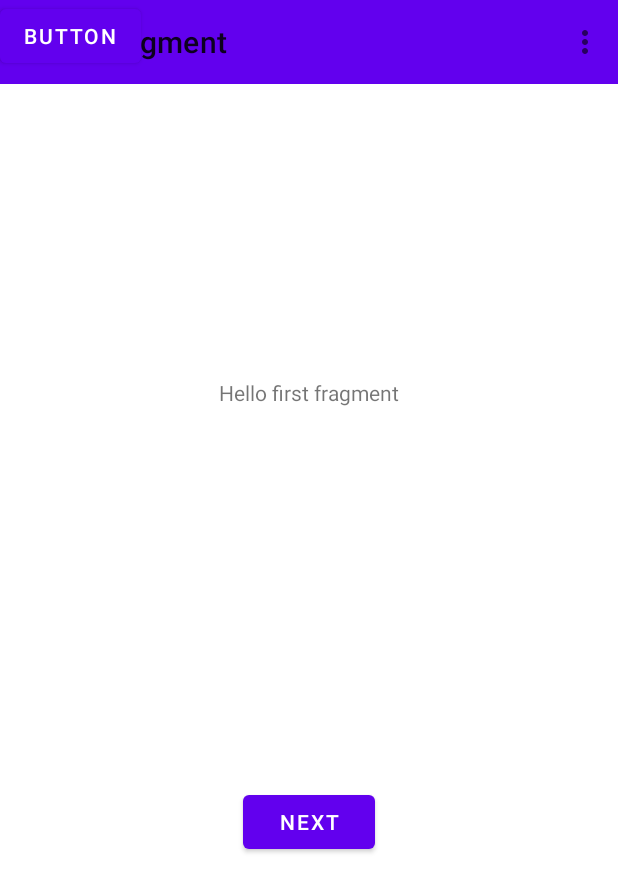
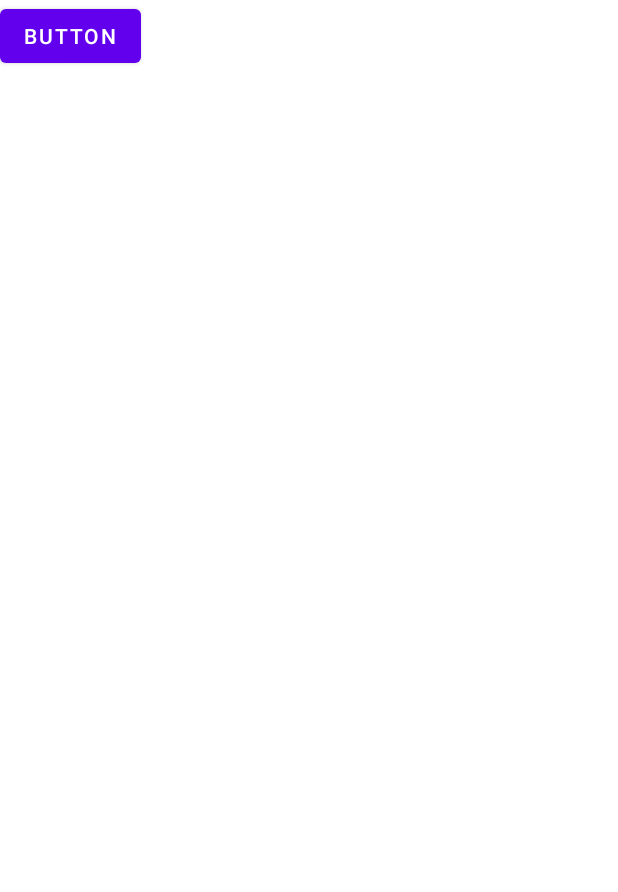
Before and after one commit to aladine27/projet_fin_etude_AndroidMapbox, an Android app: the screen it shows after launch (MainActivity), on a phone screen of 412 x 824 dp. Shown: the top 892 px of the screen. Run offline under Robolectric (Android 15) with nearby library versions, the phone set to English and light mode, and no system bars; our stand-ins replace navigation-ui; libraries missing offline, so code that uses them is left out: com.mapbox.mapboxsdk; plain views replace MapView; 4 statements that could not run were skipped.

```diff
--- a/app/src/main/AndroidManifest.xml
+++ b/app/src/main/AndroidManifest.xml
@@ -1,9 +1,7 @@
 <?xml version="1.0" encoding="utf-8"?>
 <manifest xmlns:android="http://schemas.android.com/apk/res/android"
     package="com.example.pfemaps">
-    <uses-permission android:name="android.permission.ACCESS_FINE_LOCATION" />
     <uses-permission android:name="android.permission. ACCESS_COARSE_LOCATION" />
-
     <uses-permission android:name="android.permission.ACCESS_BACKGROUND_LOCATION" />
     <uses-permission android:name="android.permission.INTERNET" />
     <application
--- a/app/src/main/java/com/example/pfemaps/Api.java
+++ b/app/src/main/java/com/example/pfemaps/Api.java
@@ -6,7 +6,7 @@ import retrofit2.Call;
 import retrofit2.http.GET;
 
 public interface Api {
-    public static final String BASE_URL = "http://192.168.1.106:8000/api/";
+    public static final String BASE_URL = "http://192.168.1.105:8000/api/";
     @GET("datamap")
     Call<List<Results>> getsuperHeroes();
 }
--- a/app/src/main/java/com/example/pfemaps/FirstFragment.java
+++ b/app/src/main/java/com/example/pfemaps/FirstFragment.java
@@ -12,7 +12,7 @@ import androidx.navigation.fragment.NavHostFragment;
 import com.example.pfemaps.databinding.FragmentFirstBinding;
 
 public class FirstFragment extends Fragment {
-
+/*
     private FragmentFirstBinding binding;
 
     @Override
@@ -26,23 +26,10 @@ public class FirstFragment extends Fragment {
 
     }
 
-    public void onViewCreated(@NonNull View view, Bundle savedInstanceState) {
-        super.onViewCreated(view, savedInstanceState);
-
-        binding.buttonFirst.setOnClickListener(new View.OnClickListener() {
-            @Override
-            public void onClick(View view) {
-
-                NavHostFragment.findNavController(FirstFragment.this)
-                        .navigate(R.id.action_FirstFragment_to_SecondFragment);
-            }
-        });
-    }
-
     @Override
     public void onDestroyView() {
         super.onDestroyView();
         binding = null;
-    }
+    }*/
 
 }
--- a/app/src/main/java/com/example/pfemaps/MainActivity.java
+++ b/app/src/main/java/com/example/pfemaps/MainActivity.java
@@ -5,6 +5,7 @@ import static android.widget.Toast.LENGTH_SHORT;
 
 import android.Manifest;
 import android.content.pm.PackageManager;
+import android.graphics.drawable.Icon;
 import android.location.Address;
 import android.location.Geocoder;
 import android.location.Location;
@@ -74,7 +75,6 @@ public class MainActivity extends AppCompatActivity {
     protected  void onCreate(Bundle savedInstanceState) {
 
         super.onCreate(savedInstanceState);
-        bt_location = findViewById(R.id.bt_location);
 
 
         //initialize fusedLocationProviderClient
@@ -101,7 +101,6 @@ public class MainActivity extends AppCompatActivity {
                         getSuperHeroes(mapboxMap);
 
 
-
                     mapboxMap.setStyle(Style.MAPBOX_STREETS, new Style.OnStyleLoaded() {
 
                         @Override
@@ -116,28 +115,19 @@ public class MainActivity extends AppCompatActivity {
         }
 
 
-        setSupportActionBar(binding.toolbar);
-
-        NavController navController = Navigation.findNavController(this, R.id.nav_host_fragment_content_main);
-        appBarConfiguration = new AppBarConfiguration.Builder(navController.getGraph()).build();
-        NavigationUI.setupActionBarWithNavController(this, navController, appBarConfiguration);
-
-       /* bt_location.setOnClickListener(new View.OnClickListener() {
-            @Override
-            public void onClick(View view) {
-
-            }
-        });*/
     }
 
     private void getSuperHeroes(MapboxMap mapboxMap) {
+         getLocation(mapboxMap);
         Call<List<Results>> call = RetrofitClient.getInstance().getMyApi().getsuperHeroes();
 
         call.enqueue(new Callback<List<Results>>() {
+
             @Override
             public void onResponse(Call<List<Results>> call, Response<List<Results>> response) {
                 List<Results> myheroList = response.body();
                 String[] oneHeroes = new String[myheroList.size()];
+
 
 
 
@@ -168,6 +158,9 @@ public class MainActivity extends AppCompatActivity {
 
 
     private void getLocation(MapboxMap mapboxMap) {
+        Toast.makeText(getApplicationContext(),"ddsd:0", Toast.LENGTH_LONG).show();
+
+
         if (ActivityCompat.checkSelfPermission(this, Manifest.permission.ACCESS_FINE_LOCATION) != PackageManager.PERMISSION_GRANTED && ActivityCompat.checkSelfPermission(this, Manifest.permission.ACCESS_COARSE_LOCATION) != PackageManager.PERMISSION_GRANTED) {
             // TODO: Consider calling
             //    ActivityCompat#requestPermissions
@@ -176,6 +169,9 @@ public class MainActivity extends AppCompatActivity {
             //                                          int[] grantResults)
             // to handle the case where the user grants the permission. See the documentation
             // for ActivityCompat#requestPermissions for more details.
+            //When permission denied
+            ActivityCompat.requestPermissions(MainActivity.this, new String[]{Manifest.permission.ACCESS_FINE_LOCATION}, 44);
+            Toast.makeText(getApplicationContext(),"ddsd:1", Toast.LENGTH_LONG).show();
             return;
         }
         if (ActivityCompat.checkSelfPermission(this, Manifest.permission.ACCESS_FINE_LOCATION) != PackageManager.PERMISSION_GRANTED && ActivityCompat.checkSelfPermission(this, Manifest.permission.ACCESS_COARSE_LOCATION) != PackageManager.PERMISSION_GRANTED) {
@@ -186,6 +182,7 @@ public class MainActivity extends AppCompatActivity {
             //                                          int[] grantResults)
             // to handle the case where the user grants the permission. See the documentation
             // for ActivityCompat#requestPermissions for more details.
+            Toast.makeText(getApplicationContext(),"ddsd:2", Toast.LENGTH_LONG).show();
             return;
         }
         fusedLocationProviderClient.getLastLocation().addOnCompleteListener(new OnCompleteListener<Location>() {
@@ -193,6 +190,7 @@ public class MainActivity extends AppCompatActivity {
             public void onComplete(@NonNull Task<Location> task) {
                 //Initialize location
                 Location location = task.getResult();
+
                 if (location != null){
 
                     try {
@@ -208,15 +206,20 @@ public class MainActivity extends AppCompatActivity {
 
                         double langy = address.get(0).getLongitude();
 
-                        Toast.makeText(getApplicationContext(),"ddsd:"+langy, Toast.LENGTH_LONG).show();
+                        Toast.makeText(getApplicationContext(),"latx: "+latx+"langy: "+langy, Toast.LENGTH_LONG).show();
+
+                        /*
+                        mapboxMap.addMarker(new MarkerOptions()
+                                        .position(new LatLng(36.862499, 10.195556))
+                                        .title("Chicago")
+                                        .snippet("Illinois")
+                            */
 
                         mapboxMap.addMarker(new MarkerOptions()
                                 .position(new LatLng(latx, langy))
                                 .title("Chicago")
                                 .snippet("Illinois")
                         );
-
-
 
 
 
@@ -253,11 +256,5 @@ public class MainActivity extends AppCompatActivity {
         return super.onOptionsItemSelected(item);
     }
 
-    @Override
-    public boolean onSupportNavigateUp() {
-        NavController navController = Navigation.findNavController(this, R.id.nav_host_fragment_content_main);
-        return NavigationUI.navigateUp(navController, appBarConfiguration)
-                || super.onSupportNavigateUp();
-    }
 
 }
--- a/app/src/main/res/layout/activity_main.xml
+++ b/app/src/main/res/layout/activity_main.xml
@@ -16,31 +16,19 @@
         mapbox:mapbox_cameraTargetLng="9.561555499999997"
         mapbox:mapbox_cameraZoom="12">
 
-        <androidx.appcompat.widget.Toolbar
-            android:id="@+id/toolbar"
-            android:layout_width="match_parent"
-            android:layout_height="?attr/actionBarSize"
-            android:background="?attr/colorPrimary"
-            app:popupTheme="@style/Theme.Pfemaps.PopupOverlay" />
-
 
         <include
             layout="@layout/content_main"
             android:layout_height="453dp" />
 
+        <Button
+            android:id="@+id/get_location"
+            android:layout_width="wrap_content"
+            android:layout_height="wrap_content"
+            android:text="Button" />
+
     </com.mapbox.mapboxsdk.maps.MapView>
 
-    <com.google.android.material.appbar.AppBarLayout
-        android:layout_width="match_parent"
-        android:layout_height="wrap_content"
-        android:theme="@style/Theme.Pfemaps.AppBarOverlay">
 
-    </com.google.android.material.appbar.AppBarLayout>
-
-    <Button
-        android:id="@+id/bt_location"
-        android:layout_width="wrap_content"
-        android:layout_height="wrap_content"
-        android:text="Button" />
 
 </androidx.coordinatorlayout.widget.CoordinatorLayout>
--- a/app/src/main/res/layout/content_main.xml
+++ b/app/src/main/res/layout/content_main.xml
@@ -4,22 +4,4 @@
     xmlns:tools="http://schemas.android.com/tools"
     android:layout_width="match_parent"
     android:layout_height="match_parent"
-    app:layout_behavior="@string/appbar_scrolling_view_behavior">
-
-    <fragment
-        android:id="@+id/nav_host_fragment_content_main"
-        android:name="androidx.navigation.fragment.NavHostFragment"
-        android:layout_width="0dp"
-        android:layout_height="0dp"
-        app:defaultNavHost="true"
-        app:layout_constraintBottom_toBottomOf="parent"
-        app:layout_constraintLeft_toLeftOf="parent"
-        app:layout_constraintRight_toRightOf="parent"
-        app:layout_constraintTop_toTopOf="parent"
-        app:navGraph="@navigation/nav_graph" />
-
-
-
-
-
-</androidx.constraintlayout.widget.ConstraintLayout>
+    app:layout_behavior="@string/appbar_scrolling_view_behavior"/>
--- a/app/src/main/res/layout/fragment_first.xml
+++ b/app/src/main/res/layout/fragment_first.xml
@@ -6,25 +6,6 @@
     android:layout_height="match_parent"
     tools:context=".FirstFragment">
 
-    <TextView
-        android:id="@+id/textview_first"
-        android:layout_width="wrap_content"
-        android:layout_height="wrap_content"
-        android:text="@string/hello_first_fragment"
-        app:layout_constraintBottom_toTopOf="@id/button_first"
-        app:layout_constraintEnd_toEndOf="parent"
-        app:layout_constraintStart_toStartOf="parent"
-        app:layout_constraintTop_toTopOf="parent" />
-
-    <Button
-        android:id="@+id/button_first"
-        android:layout_width="wrap_content"
-        android:layout_height="wrap_content"
-        android:text="@string/next"
-        app:layout_constraintBottom_toBottomOf="parent"
-        app:layout_constraintEnd_toEndOf="parent"
-        app:layout_constraintStart_toStartOf="parent"
-        app:layout_constraintTop_toBottomOf="@id/textview_first" />
 
 
 </androidx.constraintlayout.widget.ConstraintLayout>
```
